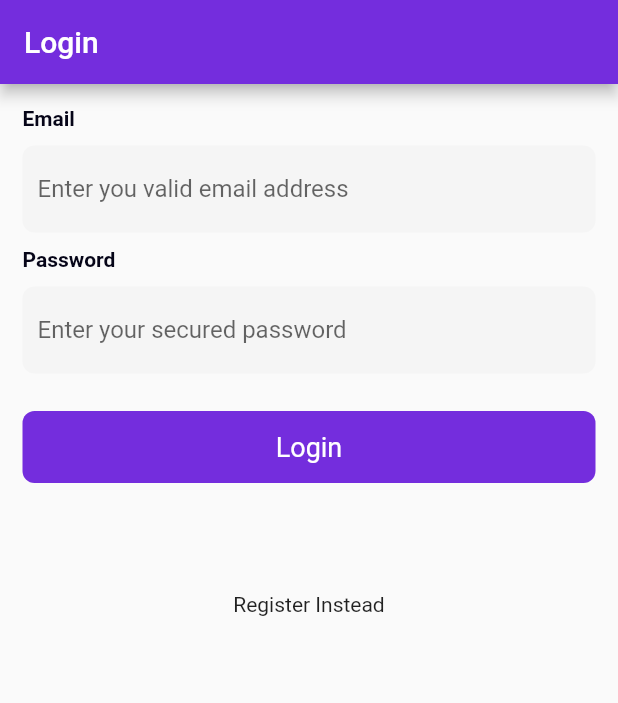
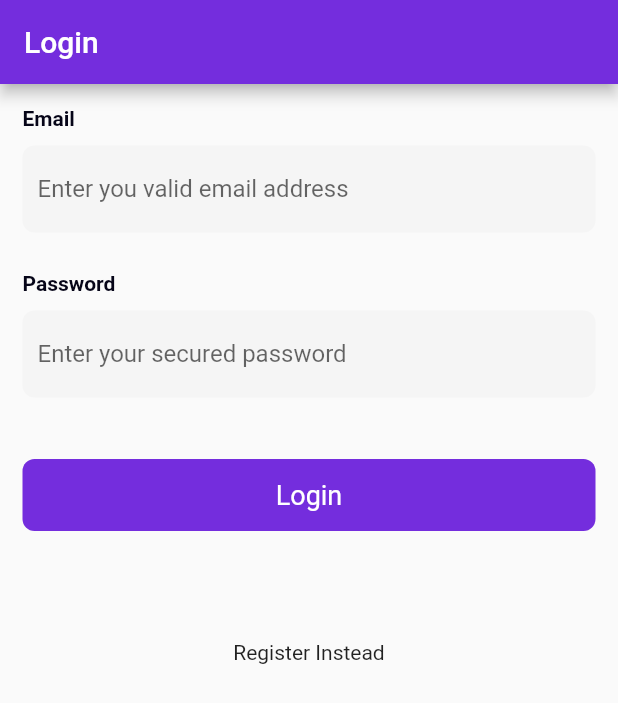
Before and after one commit to DannyMarvel/Danny_API, a Flutter app: the screen it shows after launch, on a phone screen of 412 x 824 dp. Shown: the top 703 px of the screen. Run offline on Flutter 3.47's test engine with Material 2 defaults, Android fonts, the phone set to English and light mode, and no system bars; our stand-ins replace shared_preferences.

Commit message:
fresh update

```diff
--- a/lib/widgets/text_field.dart
+++ b/lib/widgets/text_field.dart
@@ -1,7 +1,6 @@
 import 'package:flutter/material.dart';
 
 import '../styles/colors.dart';
-
 
 Widget customTextField(
     {String? title,
@@ -30,11 +29,10 @@ Widget customTextField(
         child: TextFormField(
           controller: controller,
           maxLines: maxLines,
-
-
           decoration: InputDecoration(hintText: hint, border: InputBorder.none),
         ),
-      )
+      ),
+      Text(""),
     ],
   );
 }
```
